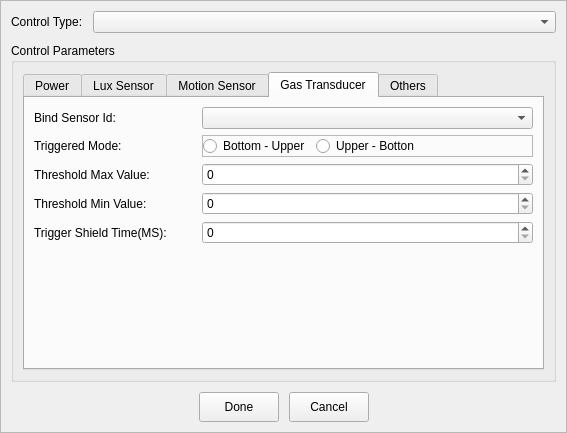
Above: widget/controlitemeditdialogframeofrelaygroup.ui from jercylew/tkt-mesh-configure-helper before the change. Below: the same form after it.
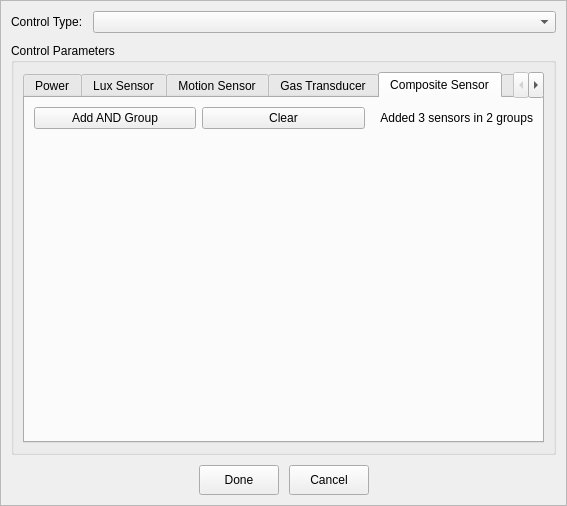
That is the form after the change. Custom widgets are drawn as their Qt base class.

Commit message: New schedule policy: Composite Sensor Control

```diff
--- a/widget/controlitemeditdialogframeofrelaygroup.ui
+++ b/widget/controlitemeditdialogframeofrelaygroup.ui
@@ -7,7 +7,7 @@
     <x>0</x>
     <y>0</y>
     <width>567</width>
-    <height>433</height>
+    <height>506</height>
    </rect>
   </property>
   <property name="windowTitle">
@@ -65,7 +65,7 @@
       <item>
        <widget class="QTabWidget" name="tabWidget">
         <property name="currentIndex">
-         <number>3</number>
+         <number>4</number>
         </property>
         <widget class="QWidget" name="pageOnOff">
          <attribute name="title">
@@ -580,6 +580,57 @@
           </item>
          </layout>
         </widget>
+        <widget class="QWidget" name="pageCompositeSensors">
+         <attribute name="title">
+          <string>Composite Sensor</string>
+         </attribute>
+         <layout class="QVBoxLayout" name="verticalLayout_4">
+          <item>
+           <layout class="QHBoxLayout" name="horizontalLayout_4">
+            <item>
+             <widget class="QPushButton" name="btnAddANDGroup">
+              <property name="text">
+               <string>Add AND Group</string>
+              </property>
+             </widget>
+            </item>
+            <item>
+             <widget class="QPushButton" name="btnClearGroups">
+              <property name="text">
+               <string>Clear</string>
+              </property>
+             </widget>
+            </item>
+            <item>
+             <widget class="QLabel" name="labelSensorGroupAddState">
+              <property name="text">
+               <string>Added 3 sensors in 2 groups</string>
+              </property>
+              <property name="alignment">
+               <set>Qt::AlignRight|Qt::AlignTrailing|Qt::AlignVCenter</set>
+              </property>
+             </widget>
+            </item>
+           </layout>
+          </item>
+          <item>
+           <layout class="QVBoxLayout" name="vLayoutORGroups"/>
+          </item>
+          <item>
+           <spacer name="verticalSpacer_4">
+            <property name="orientation">
+             <enum>Qt::Vertical</enum>
+            </property>
+            <property name="sizeHint" stdset="0">
+             <size>
+              <width>20</width>
+              <height>170</height>
+             </size>
+            </property>
+           </spacer>
+          </item>
+         </layout>
+        </widget>
         <widget class="QWidget" name="pageOthers">
          <attribute name="title">
           <string>Others</string>
```
The commit also changes 18 other files.
